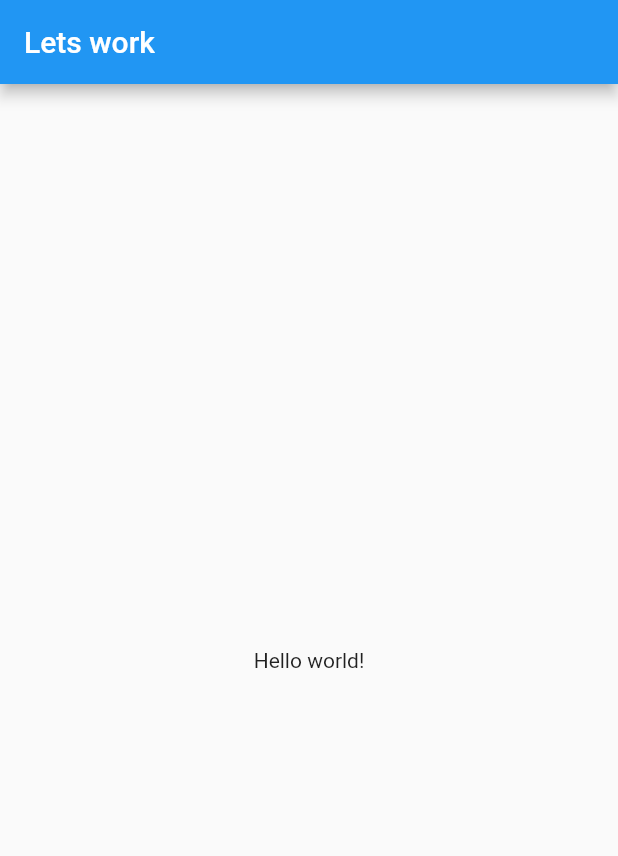
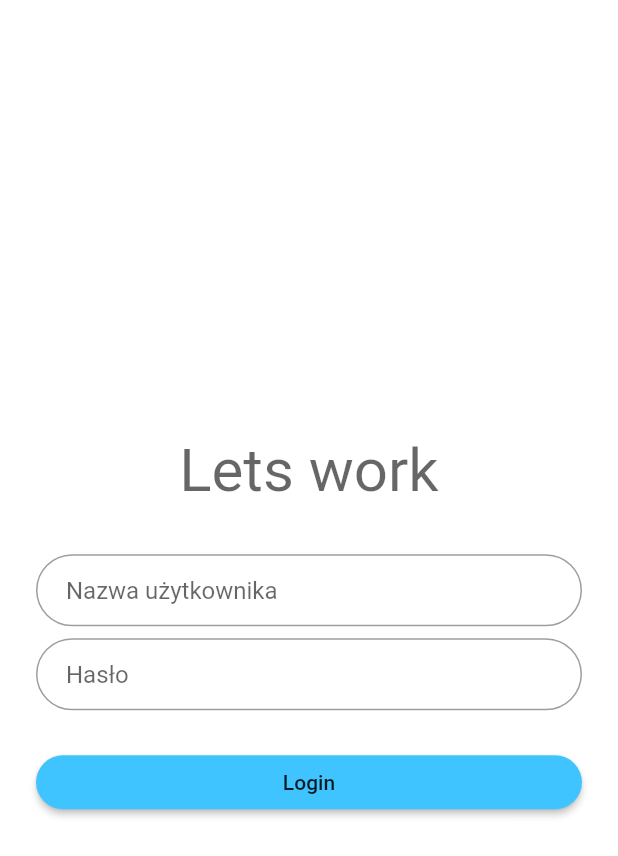
Before and after one commit to trociu515/s, a Flutter app: the screen it shows after launch, on a phone screen of 412 x 824 dp. Shown: the top 856 px of the screen. Run offline on Flutter 3.47's test engine with Material 2 defaults, Android fonts, the phone set to English and light mode, and no system bars.

Commit message:
Add login page

```diff
--- /dev/null
+++ b/lib/login_page.dart
@@ -0,0 +1,73 @@
+import 'package:flutter/material.dart';
+
+class LoginPage extends StatefulWidget {
+  static String tag = 'login-page';
+
+  @override
+  _LoginPageState createState() => _LoginPageState();
+}
+
+class _LoginPageState extends State<LoginPage> {
+  @override
+  Widget build(BuildContext context) {
+    final title = TextField(
+      textAlign: TextAlign.center,
+      style: TextStyle(
+        fontSize: 40,
+      ),
+      decoration:
+          InputDecoration(border: InputBorder.none, hintText: 'Lets work'),
+    );
+
+    final username = TextFormField(
+      autofocus: false,
+      decoration: InputDecoration(
+        hintText: 'Nazwa użytkownika',
+        contentPadding: EdgeInsets.fromLTRB(20.0, 10.0, 20.0, 10.0),
+        border: OutlineInputBorder(
+          borderRadius: BorderRadius.circular(32.0),
+        ),
+      ),
+    );
+
+    final password = TextFormField(
+      autofocus: false,
+      obscureText: true,
+      decoration: InputDecoration(
+        hintText: 'Hasło',
+        contentPadding: EdgeInsets.fromLTRB(20.0, 10.0, 20.0, 10.0),
+        border: OutlineInputBorder(
+          borderRadius: BorderRadius.circular(32.0),
+        ),
+      ),
+    );
+
+    final loginButton = RaisedButton(
+      onPressed: () async {},
+      color: Colors.lightBlueAccent,
+      shape: new RoundedRectangleBorder(
+        borderRadius: new BorderRadius.circular(30.0),
+      ),
+      child: Text('Login'),
+    );
+
+    return Scaffold(
+      backgroundColor: Colors.white,
+      body: Center(
+        child: ListView(
+          shrinkWrap: true,
+          padding: EdgeInsets.only(left: 24.0, right: 24.0),
+          children: <Widget>[
+            title,
+            SizedBox(height: 20.0),
+            username,
+            SizedBox(height: 8.0),
+            password,
+            SizedBox(height: 24.0),
+            loginButton
+          ],
+        ),
+      ),
+    );
+  }
+}
--- a/lib/main.dart
+++ b/lib/main.dart
@@ -1,9 +1,9 @@
 import 'package:flutter/material.dart';
+import 'package:lets_work/login_page.dart';
 
 void main() => runApp(MyApp());
 
 class MyApp extends StatelessWidget {
-  // This widget is the root of your application.
   @override
   Widget build(BuildContext context) {
     return MaterialApp(
@@ -11,14 +11,7 @@ class MyApp extends StatelessWidget {
       theme: ThemeData(
         primarySwatch: Colors.blue,
       ),
-      home: Scaffold(
-        appBar: AppBar(
-          title: Text('Lets work')
-        ),
-        body: Center(
-          child: Text('Hello world!'),
-        ),
-      )
+      home: LoginPage(),
     );
   }
 }
```
